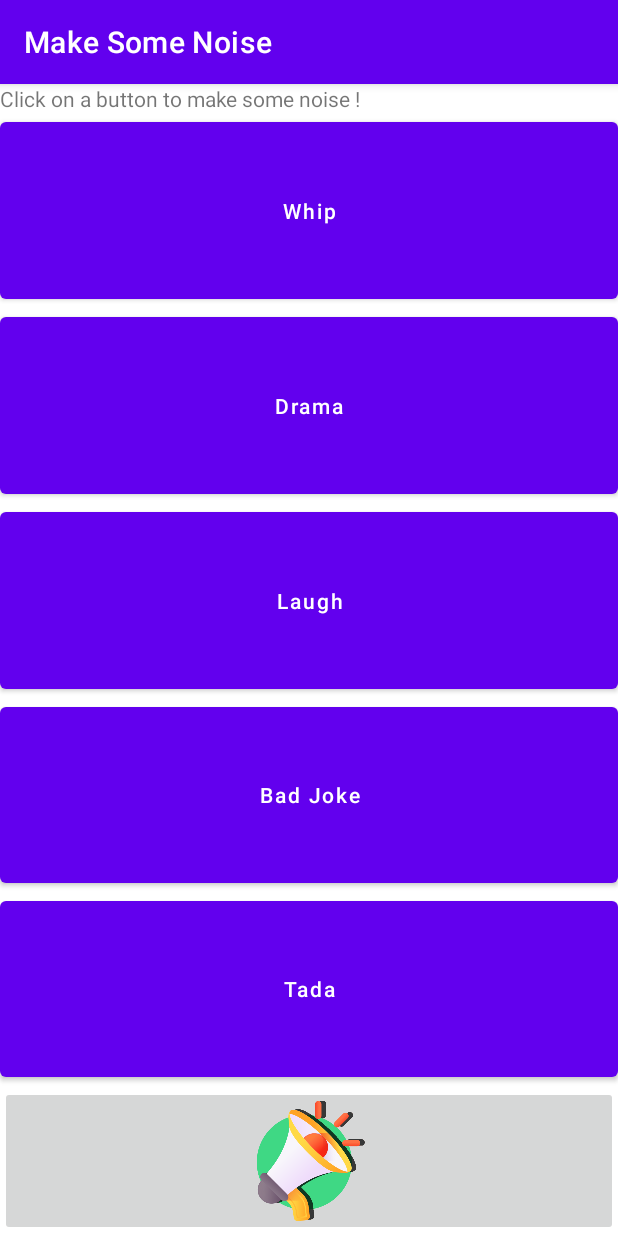
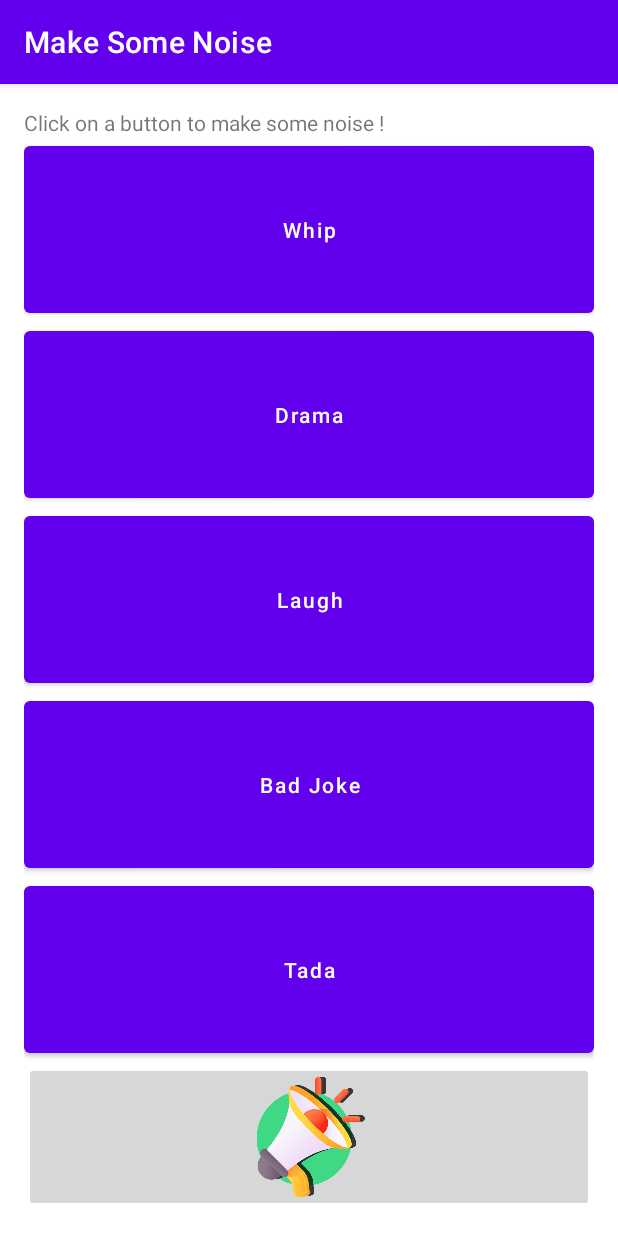
Before and after one commit to psa-jforestier/makesomenoise, an Android app: the screen it shows after launch (MainActivity), on a phone screen of 412 x 824 dp. Run offline under Robolectric (Android 15) with nearby library versions, the phone set to English and light mode, and no system bars.

Commit message:
Better ui

```diff
--- a/app/src/main/res/layout-land/activity_main.xml
+++ b/app/src/main/res/layout-land/activity_main.xml
@@ -1,12 +1,28 @@
 <?xml version="1.0" encoding="utf-8"?>
 
-<LinearLayout xmlns:android="http://schemas.android.com/apk/res/android"
+<androidx.constraintlayout.widget.ConstraintLayout xmlns:android="http://schemas.android.com/apk/res/android"
     xmlns:app="http://schemas.android.com/apk/res-auto"
     xmlns:tools="http://schemas.android.com/tools"
+    android:id="@+id/linearLayout"
     android:layout_width="fill_parent"
     android:layout_height="fill_parent"
     android:baselineAligned="false"
-    android:orientation="vertical" >
+    android:orientation="vertical">
+
+    <LinearLayout
+        android:layout_width="0dp"
+        android:layout_height="0dp"
+        android:layout_marginStart="16dp"
+        android:layout_marginLeft="16dp"
+        android:layout_marginTop="16dp"
+        android:layout_marginEnd="16dp"
+        android:layout_marginRight="16dp"
+        android:layout_marginBottom="16dp"
+        android:orientation="vertical"
+        app:layout_constraintBottom_toBottomOf="parent"
+        app:layout_constraintEnd_toEndOf="parent"
+        app:layout_constraintStart_toStartOf="parent"
+        app:layout_constraintTop_toTopOf="parent">
 
     <TextView
         android:id="@+id/textView7"
@@ -84,3 +100,4 @@
     </LinearLayout>
 
 </LinearLayout>
+</androidx.constraintlayout.widget.ConstraintLayout>
--- a/app/src/main/res/layout/activity_main.xml
+++ b/app/src/main/res/layout/activity_main.xml
@@ -1,12 +1,28 @@
 <?xml version="1.0" encoding="utf-8"?>
 
-<LinearLayout xmlns:android="http://schemas.android.com/apk/res/android"
+<androidx.constraintlayout.widget.ConstraintLayout xmlns:android="http://schemas.android.com/apk/res/android"
     xmlns:app="http://schemas.android.com/apk/res-auto"
     xmlns:tools="http://schemas.android.com/tools"
+    android:id="@+id/linearLayout"
     android:layout_width="fill_parent"
     android:layout_height="fill_parent"
     android:baselineAligned="false"
     android:orientation="vertical">
+
+    <LinearLayout
+        android:layout_width="0dp"
+        android:layout_height="0dp"
+        android:layout_marginStart="16dp"
+        android:layout_marginLeft="16dp"
+        android:layout_marginTop="16dp"
+        android:layout_marginEnd="16dp"
+        android:layout_marginRight="16dp"
+        android:layout_marginBottom="16dp"
+        android:orientation="vertical"
+        app:layout_constraintBottom_toBottomOf="parent"
+        app:layout_constraintEnd_toEndOf="parent"
+        app:layout_constraintStart_toStartOf="parent"
+        app:layout_constraintTop_toTopOf="parent">
 
         <TextView
             android:id="@+id/textView7"
@@ -67,3 +83,5 @@
             app:srcCompat="@drawable/appicon_round512" />
 
     </LinearLayout>
+
+</androidx.constraintlayout.widget.ConstraintLayout>
```
Lines whose indentation alone changed are shown as unchanged.
